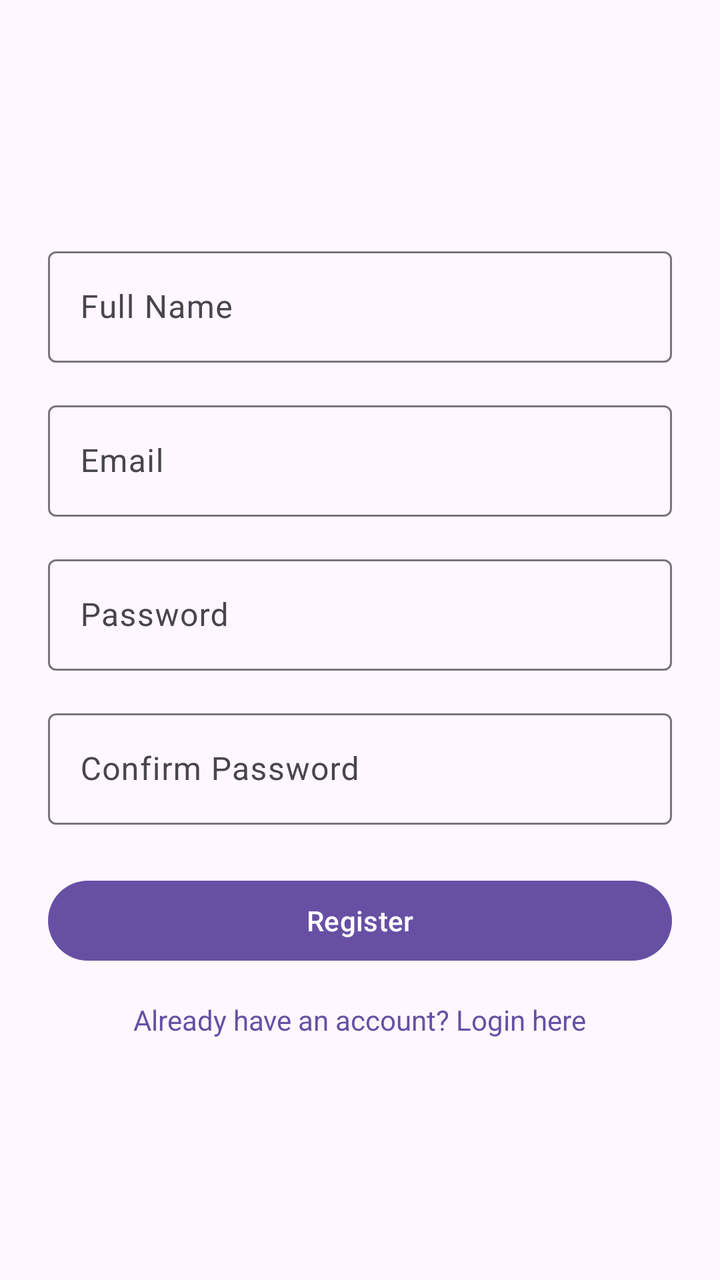
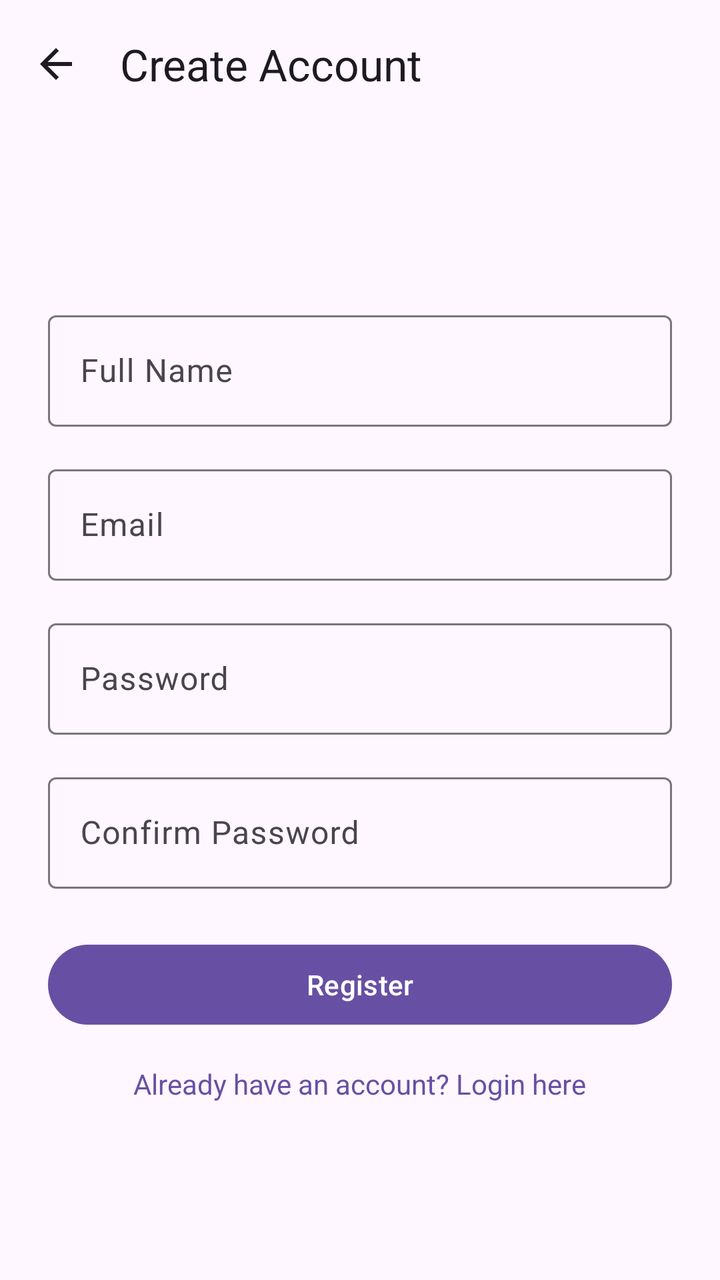

Screens rendered from an Android XML layout before and after an edit, with the pre-edit source and the edit as a unified diff.
<!-- AndroidManifest.xml: application theme Theme.Medisense -->
<!-- res/layout/fragment_register.xml -->
<?xml version="1.0" encoding="utf-8"?>
<LinearLayout xmlns:android="http://schemas.android.com/apk/res/android"
    android:layout_width="match_parent"
    android:layout_height="match_parent"
    android:orientation="vertical"
    android:padding="24dp"
    android:gravity="center">

    <com.google.android.material.textfield.TextInputLayout
        android:id="@+id/tilFullName"
        android:layout_width="match_parent"
        android:layout_height="wrap_content"
        android:hint="Full Name"
        android:layout_marginBottom="16dp">

        <com.google.android.material.textfield.TextInputEditText
            android:id="@+id/etFullName"
            android:layout_width="match_parent"
            android:layout_height="wrap_content"
            android:inputType="textPersonName" />
    </com.google.android.material.textfield.TextInputLayout>

    <com.google.android.material.textfield.TextInputLayout
        android:id="@+id/tilEmail"
        android:layout_width="match_parent"
        android:layout_height="wrap_content"
        android:hint="Email"
        android:layout_marginBottom="16dp">

        <com.google.android.material.textfield.TextInputEditText
            android:id="@+id/etEmail"
            android:layout_width="match_parent"
            android:layout_height="wrap_content"
            android:inputType="textEmailAddress" />
    </com.google.android.material.textfield.TextInputLayout>

    <com.google.android.material.textfield.TextInputLayout
        android:id="@+id/tilPassword"
        android:layout_width="match_parent"
        android:layout_height="wrap_content"
        android:hint="Password"
        android:layout_marginBottom="16dp">

        <com.google.android.material.textfield.TextInputEditText
            android:id="@+id/etPassword"
            android:layout_width="match_parent"
            android:layout_height="wrap_content"
            android:inputType="textPassword" />
    </com.google.android.material.textfield.TextInputLayout>

    <com.google.android.material.textfield.TextInputLayout
        android:id="@+id/tilConfirmPassword"
        android:layout_width="match_parent"
        android:layout_height="wrap_content"
        android:hint="Confirm Password"
        android:layout_marginBottom="24dp">

        <com.google.android.material.textfield.TextInputEditText
            android:id="@+id/etConfirmPassword"
            android:layout_width="match_parent"
            android:layout_height="wrap_content"
            android:inputType="textPassword" />
    </com.google.android.material.textfield.TextInputLayout>

    <Button
        android:id="@+id/btnRegister"
        android:layout_width="match_parent"
        android:layout_height="wrap_content"
        android:text="Register"
        android:layout_marginBottom="16dp"/>

    <TextView
        android:id="@+id/tvLogin"
        android:layout_width="wrap_content"
        android:layout_height="wrap_content"
        android:text="Already have an account? Login here"
        android:textColor="?attr/colorPrimary" />

</LinearLayout>
<!-- resources referenced by this layout -->
<resources>
  <style name="Theme.Medisense" parent="Theme.Material3.DayNight.NoActionBar">
          
          
      </style>
</resources>

<!-- the commit's change to res/layout/fragment_register.xml (unified diff, before → after) -->
@@ -1,79 +1,100 @@
 <?xml version="1.0" encoding="utf-8"?>
 <LinearLayout xmlns:android="http://schemas.android.com/apk/res/android"
+    xmlns:app="http://schemas.android.com/apk/res-auto"
     android:layout_width="match_parent"
     android:layout_height="match_parent"
-    android:orientation="vertical"
-    android:padding="24dp"
-    android:gravity="center">
+    android:orientation="vertical">
 
-    <com.google.android.material.textfield.TextInputLayout
-        android:id="@+id/tilFullName"
+    <com.google.android.material.appbar.MaterialToolbar
+        android:id="@+id/toolbar"
         android:layout_width="match_parent"
-        android:layout_height="wrap_content"
-        android:hint="Full Name"
-        android:layout_marginBottom="16dp">
+        android:layout_height="?attr/actionBarSize"
+        app:title="Create Account"
+        app:navigationIcon="@drawable/ic_arrow_back" />
 
-        <com.google.android.material.textfield.TextInputEditText
-            android:id="@+id/etFullName"
+    <ScrollView
+        android:layout_width="match_parent"
+        android:layout_height="0dp"
+        android:layout_weight="1"
+        android:fillViewport="true">
+
+        <LinearLayout
             android:layout_width="match_parent"
             android:layout_height="wrap_content"
-            android:inputType="textPersonName" />
-    </com.google.android.material.textfield.TextInputLayout>
+            android:orientation="vertical"
+            android:padding="24dp"
+            android:gravity="center">
 
-    <com.google.android.material.textfield.TextInputLayout
-        android:id="@+id/tilEmail"
-        android:layout_width="match_parent"
-        android:layout_height="wrap_content"
-        android:hint="Email"
-        android:layout_marginBottom="16dp">
+            <com.google.android.material.textfield.TextInputLayout
+                android:id="@+id/tilFullName"
+                android:layout_width="match_parent"
+                android:layout_height="wrap_content"
+                android:hint="Full Name"
+                android:layout_marginBottom="16dp">
 
-        <com.google.android.material.textfield.TextInputEditText
-            android:id="@+id/etEmail"
-            android:layout_width="match_parent"
-            android:layout_height="wrap_content"
-            android:inputType="textEmailAddress" />
-    </com.google.android.material.textfield.TextInputLayout>
+                <com.google.android.material.textfield.TextInputEditText
+                    android:id="@+id/etFullName"
+                    android:layout_width="match_parent"
+                    android:layout_height="wrap_content"
+                    android:inputType="textPersonName" />
+            </com.google.android.material.textfield.TextInputLayout>
 
-    <com.google.android.material.textfield.TextInputLayout
-        android:id="@+id/tilPassword"
-        android:layout_width="match_parent"
-        android:layout_height="wrap_content"
-        android:hint="Password"
-        android:layout_marginBottom="16dp">
+            <com.google.android.material.textfield.TextInputLayout
+                android:id="@+id/tilEmail"
+                android:layout_width="match_parent"
+                android:layout_height="wrap_content"
+                android:hint="Email"
+                android:layout_marginBottom="16dp">
 
-        <com.google.android.material.textfield.TextInputEditText
-            android:id="@+id/etPassword"
-            android:layout_width="match_parent"
-            android:layout_height="wrap_content"
-            android:inputType="textPassword" />
-    </com.google.android.material.textfield.TextInputLayout>
+                <com.google.android.material.textfield.TextInputEditText
+                    android:id="@+id/etEmail"
+                    android:layout_width="match_parent"
+                    android:layout_height="wrap_content"
+                    android:inputType="textEmailAddress" />
+            </com.google.android.material.textfield.TextInputLayout>
 
-    <com.google.android.material.textfield.TextInputLayout
-        android:id="@+id/tilConfirmPassword"
-        android:layout_width="match_parent"
-        android:layout_height="wrap_content"
-        android:hint="Confirm Password"
-        android:layout_marginBottom="24dp">
+            <com.google.android.material.textfield.TextInputLayout
+                android:id="@+id/tilPassword"
+                android:layout_width="match_parent"
+                android:layout_height="wrap_content"
+                android:hint="Password"
+                android:layout_marginBottom="16dp">
 
-        <com.google.android.material.textfield.TextInputEditText
-            android:id="@+id/etConfirmPassword"
-            android:layout_width="match_parent"
-            android:layout_height="wrap_content"
-            android:inputType="textPassword" />
-    </com.google.android.material.textfield.TextInputLayout>
+                <com.google.android.material.textfield.TextInputEditText
+                    android:id="@+id/etPassword"
+                    android:layout_width="match_parent"
+                    android:layout_height="wrap_content"
+                    android:inputType="textPassword" />
+            </com.google.android.material.textfield.TextInputLayout>
 
-    <Button
-        android:id="@+id/btnRegister"
-        android:layout_width="match_parent"
-        android:layout_height="wrap_content"
-        android:text="Register"
-        android:layout_marginBottom="16dp"/>
+            <com.google.android.material.textfield.TextInputLayout
+                android:id="@+id/tilConfirmPassword"
+                android:layout_width="match_parent"
+                android:layout_height="wrap_content"
+                android:hint="Confirm Password"
+                android:layout_marginBottom="24dp">
 
-    <TextView
-        android:id="@+id/tvLogin"
-        android:layout_width="wrap_content"
-        android:layout_height="wrap_content"
-        android:text="Already have an account? Login here"
-        android:textColor="?attr/colorPrimary" />
+                <com.google.android.material.textfield.TextInputEditText
+                    android:id="@+id/etConfirmPassword"
+                    android:layout_width="match_parent"
+                    android:layout_height="wrap_content"
+                    android:inputType="textPassword" />
+            </com.google.android.material.textfield.TextInputLayout>
 
+            <Button
+                android:id="@+id/btnRegister"
+                android:layout_width="match_parent"
+                android:layout_height="wrap_content"
+                android:text="Register"
+                android:layout_marginBottom="16dp"/>
+
+            <TextView
+                android:id="@+id/tvLogin"
+                android:layout_width="wrap_content"
+                android:layout_height="wrap_content"
+                android:text="Already have an account? Login here"
+                android:textColor="?attr/colorPrimary" />
+
+        </LinearLayout>
+    </ScrollView>
 </LinearLayout>
<!-- resource entries referenced after the edit -->
@@ -1,5 +1,16 @@
 <!-- resources referenced by this layout -->
 <resources>
+  <!-- drawable ic_arrow_back (drawable) -->
+  <vector xmlns:android="http://schemas.android.com/apk/res/android"
+      android:width="24dp"
+      android:height="24dp"
+      android:viewportWidth="24"
+      android:viewportHeight="24"
+      android:tint="?attr/colorOnSurface">
+    <path
+        android:fillColor="@android:color/white"
+        android:pathData="M20,11H7.83l5.59,-5.59L12,4l-8,8 8,8 1.41,-1.41L7.83,13H20v-2z"/>
+  </vector>
   <style name="Theme.Medisense" parent="Theme.Material3.DayNight.NoActionBar">
           
           
